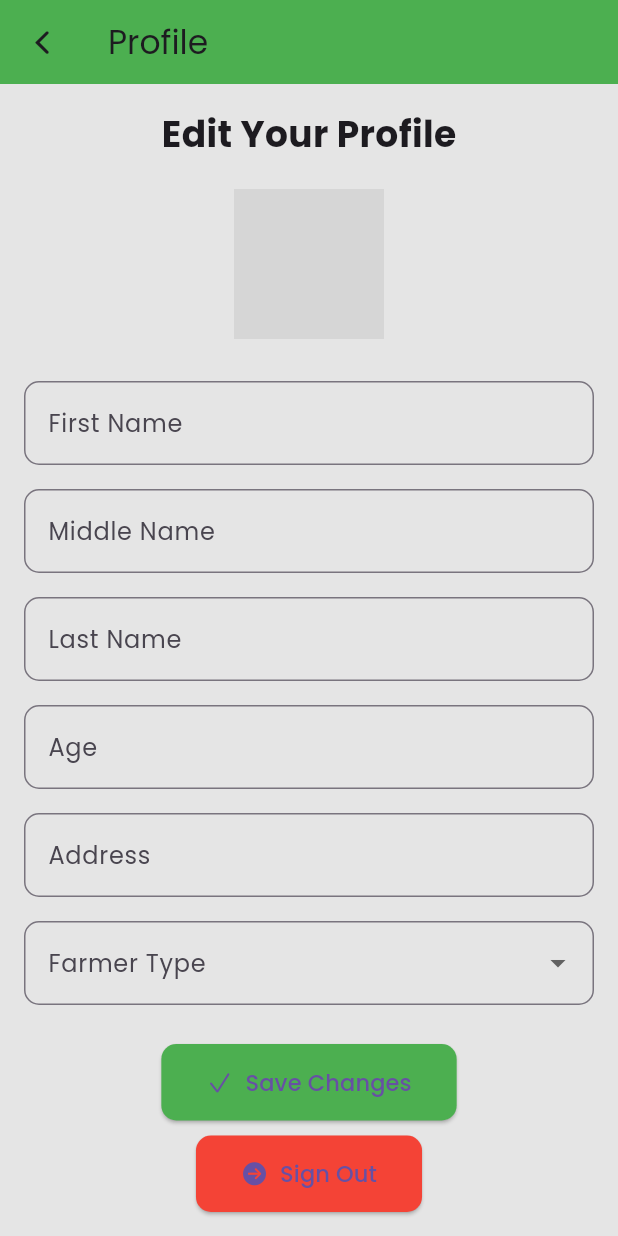
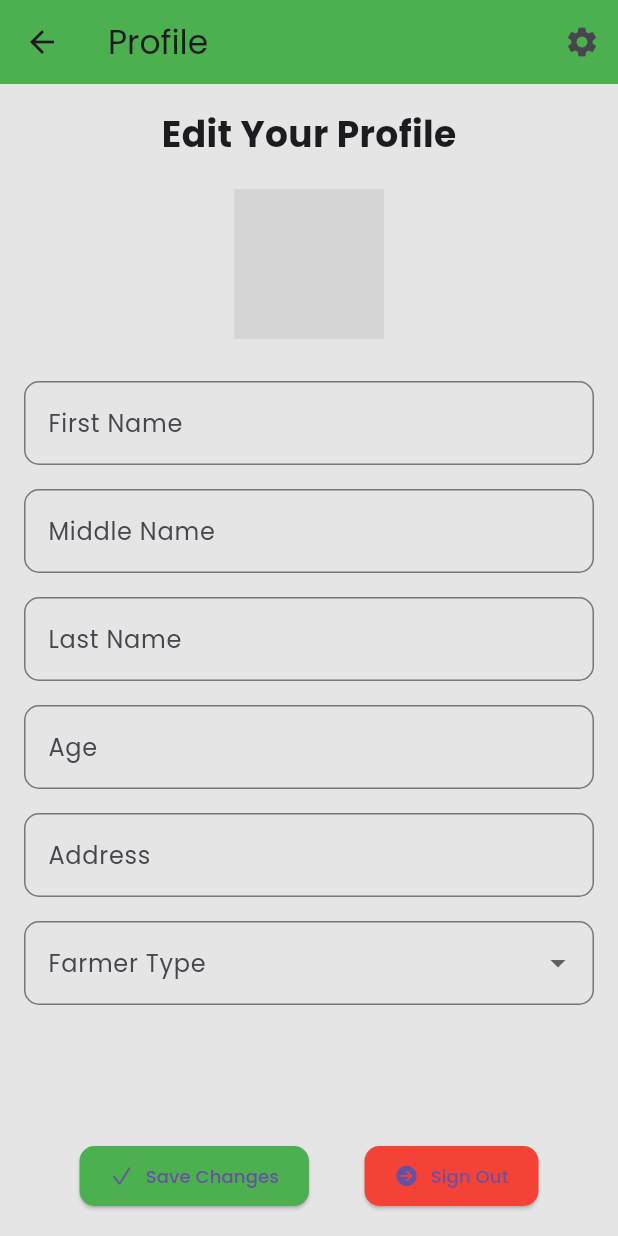
Before and after one commit to devvll1/AGRITEKV1, a Flutter app: the ProfilePage screen opened by its route, on a phone screen of 412 x 824 dp. Run offline on Flutter 3.47's test engine with Material 3 defaults, Android fonts, the phone set to English and light mode, and no system bars; our stand-ins replace cloud_firestore, firebase_auth, firebase_core, firebase_storage, geolocator, image_picker and 6 more; accounts and stored records are empty; network calls fail; statements that could not run were skipped; grey boxes are pictures that could not be loaded.

Commit message:
added account deletion and change password

```diff
--- a/analysis_options.yaml
+++ b/analysis_options.yaml
@@ -7,6 +7,9 @@
 
 # The following line activates a set of recommended lints for Flutter apps,
 # packages, and plugins designed to encourage good coding practices.
+analyzer:
+  errors:
+    unused_field: ignore
 include: package:flutter_lints/flutter.yaml
 
 linter:
--- a/lib/Login/profile.dart
+++ b/lib/Login/profile.dart
@@ -91,7 +91,10 @@
         _isUserLoggedIn = true;
       });
 
-      final snapshot = await FirebaseFirestore.instance.collection('users').doc(user.uid).get();
+      final snapshot = await FirebaseFirestore.instance
+          .collection('users')
+          .doc(user.uid)
+          .get();
 
       if (snapshot.exists) {
         setState(() {
@@ -115,9 +118,12 @@
   }
 
   void _initializeControllers() {
-    _controllers['firstName'] = TextEditingController(text: userData?['firstName']);
-    _controllers['middleName'] = TextEditingController(text: userData?['middleName'] ?? '');
-    _controllers['lastName'] = TextEditingController(text: userData?['lastName']);
+    _controllers['firstName'] =
+        TextEditingController(text: userData?['firstName']);
+    _controllers['middleName'] =
+        TextEditingController(text: userData?['middleName'] ?? '');
+    _controllers['lastName'] =
+        TextEditingController(text: userData?['lastName']);
     _controllers['age'] = TextEditingController(text: userData?['age']);
     _controllers['address'] = TextEditingController(text: userData?['address']);
     selectedFarmerType = userData?['farmerType'];
@@ -127,7 +133,8 @@
     await _requestAllPermissions();
 
     try {
-      final pickedFile = await _imagePicker.pickImage(source: ImageSource.gallery);
+      final pickedFile =
+          await _imagePicker.pickImage(source: ImageSource.gallery);
       if (pickedFile != null) {
         setState(() {
           _profileImage = File(pickedFile.path);
@@ -194,7 +201,10 @@
         }
       }
 
-      await FirebaseFirestore.instance.collection('users').doc(user.uid).update(updatedData);
+      await FirebaseFirestore.instance
+          .collection('users')
+          .doc(user.uid)
+          .update(updatedData);
 
       ScaffoldMessenger.of(context).showSnackBar(
         const SnackBar(content: Text('Profile updated successfully.')),
@@ -213,7 +223,8 @@
   Future<void> _signOut() async {
     try {
       await FirebaseAuth.instance.signOut();
-      Navigator.pushReplacementNamed(context, '/login'); // Navigate to login screen
+      Navigator.pushReplacementNamed(
+          context, '/login'); // Navigate to login screen
     } catch (e) {
       ScaffoldMessenger.of(context).showSnackBar(
         SnackBar(content: Text('Error signing out: $e')),
@@ -222,28 +233,6 @@
   }
 
   @override
-  Widget build(BuildContext context) {
-    return Scaffold(
-      appBar: AppBar(
-        leading: IconButton(
-          icon: const Icon(CupertinoIcons.back),
-          onPressed: () {
-            Navigator.pop(context);
-          },
-        ),
-        title: const Text('Profile'),
-        backgroundColor: Colors.green,
-      ),
-      body: isLoading
-          ? const Center(child: CircularProgressIndicator())
-          : _isUserLoggedIn
-              ? userData == null
-                  ? const Center(child: Text('No profile data available.'))
-                  : _buildProfileForm()
-              : _buildLoginPrompt(),
-    );
-  }
-
   Widget _buildProfileForm() {
     return Padding(
       padding: const EdgeInsets.all(16.0),
@@ -264,7 +253,8 @@
                     ? FileImage(_profileImage!)
                     : (userData?['profileImageUrl'] != null
                             ? NetworkImage(userData!['profileImageUrl'])
-                        : const AssetImage('assets/images/defaultprofile.png'))
+                            : const AssetImage(
+                                'assets/images/defaultprofile.png'))
                         as ImageProvider,
                 child: _profileImage == null
                     ? const Icon(CupertinoIcons.camera, size: 40)
@@ -284,26 +274,32 @@
                 ],
               ),
             ),
+            Row(
+              mainAxisAlignment: MainAxisAlignment.spaceEvenly,
+              children: [
                 ElevatedButton.icon(
                   onPressed: _saveChanges,
-              icon: const Icon(CupertinoIcons.check_mark),
-              label: const Text('Save Changes', style: TextStyle(fontSize: 15)),
+                  icon: const Icon(CupertinoIcons.check_mark, size: 16),
+                  label: const Text('Save Changes',
+                      style: TextStyle(fontSize: 12)),
                   style: ElevatedButton.styleFrom(
                     backgroundColor: Colors.green,
-                padding: const EdgeInsets.symmetric(vertical: 15, horizontal: 30),
+                    padding: const EdgeInsets.symmetric(
+                        vertical: 10, horizontal: 20),
                     shape: RoundedRectangleBorder(
                       borderRadius: BorderRadius.circular(10),
                     ),
                   ),
                 ),
-            const SizedBox(height: 10),
                 ElevatedButton.icon(
                   onPressed: _signOut,
-              icon: const Icon(CupertinoIcons.arrow_right_circle_fill),
-              label: const Text('Sign Out', style: TextStyle(fontSize: 15)),
+                  icon: const Icon(CupertinoIcons.arrow_right_circle_fill,
+                      size: 16),
+                  label: const Text('Sign Out', style: TextStyle(fontSize: 12)),
                   style: ElevatedButton.styleFrom(
                     backgroundColor: Colors.red,
-                padding: const EdgeInsets.symmetric(vertical: 15, horizontal: 30),
+                    padding: const EdgeInsets.symmetric(
+                        vertical: 10, horizontal: 20),
                     shape: RoundedRectangleBorder(
                       borderRadius: BorderRadius.circular(10),
                     ),
@@ -311,8 +307,72 @@
                 ),
               ],
             ),
+          ],
+        ),
       ),
     );
+  }
+
+  @override
+  Widget build(BuildContext context) {
+    return Scaffold(
+      appBar: AppBar(
+        leading: IconButton(
+          icon: const Icon(Icons.arrow_back),
+          onPressed: () {
+            Navigator.pop(context); // Navigate back to the previous screen
+          },
+        ),
+        title: const Text('Profile'),
+        backgroundColor: Colors.green,
+        actions: [
+          PopupMenuButton<String>(
+            icon: const Icon(Icons.settings),
+            onSelected: (value) {
+              if (value == 'change_email_password') {
+                Navigator.pushNamed(context, '/changePassword');
+              } else if (value == 'delete_account') {
+                _deleteAccount();
+              }
+            },
+            itemBuilder: (context) => [
+              const PopupMenuItem(
+                value: 'change_email_password',
+                child: Text('Change Email and Password'),
+              ),
+              const PopupMenuItem(
+                value: 'delete_account',
+                child: Text('Delete Account'),
+              ),
+            ],
+          ),
+        ],
+      ),
+      body: isLoading
+          ? const Center(child: CircularProgressIndicator())
+          : _isUserLoggedIn
+              ? userData == null
+                  ? const Center(child: Text('No profile data available.'))
+                  : _buildProfileForm()
+              : _buildLoginPrompt(),
+    );
+  }
+
+  Future<void> _deleteAccount() async {
+    try {
+      final user = FirebaseAuth.instance.currentUser;
+      if (user != null) {
+        await user.delete();
+        Navigator.pushReplacementNamed(context, '/login');
+        ScaffoldMessenger.of(context).showSnackBar(
+          const SnackBar(content: Text('Account deleted successfully.')),
+        );
+      }
+    } catch (e) {
+      ScaffoldMessenger.of(context).showSnackBar(
+        SnackBar(content: Text('Error deleting account: $e')),
+      );
+    }
   }
 
   Widget _buildLoginPrompt() {
```
Also changed, not shown: lib/Forums/viewpost.dart (+110 -59 lines), lib/Login/change_password.dart (added, +177 -0 lines), lib/main.dart (+7 -14 lines). Lines whose indentation alone changed are shown as unchanged.
